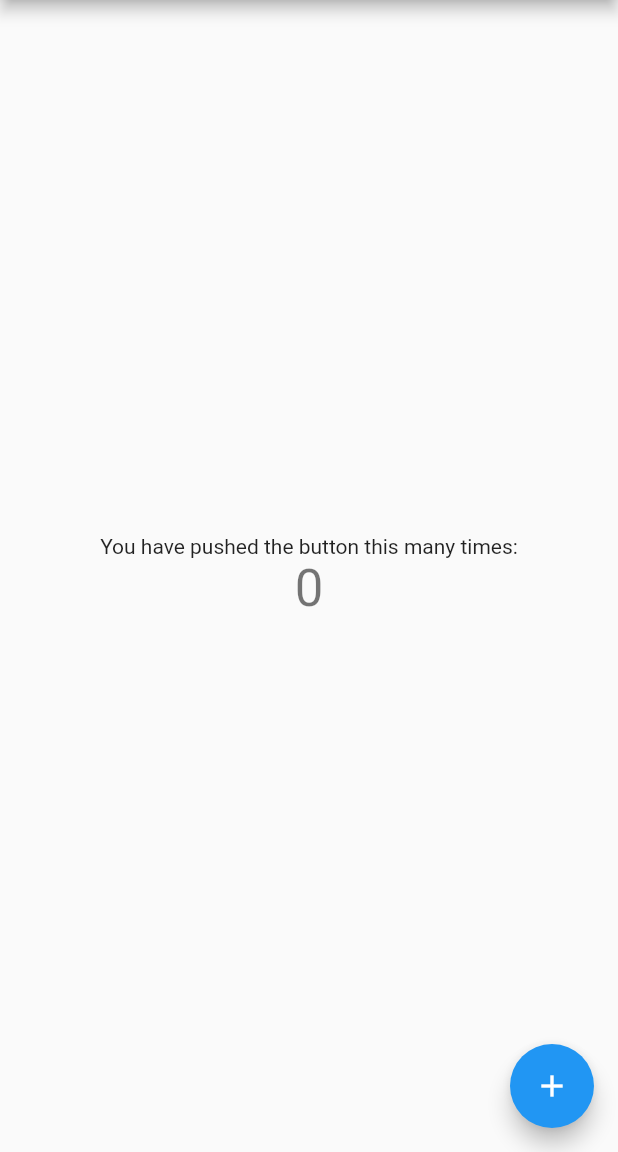
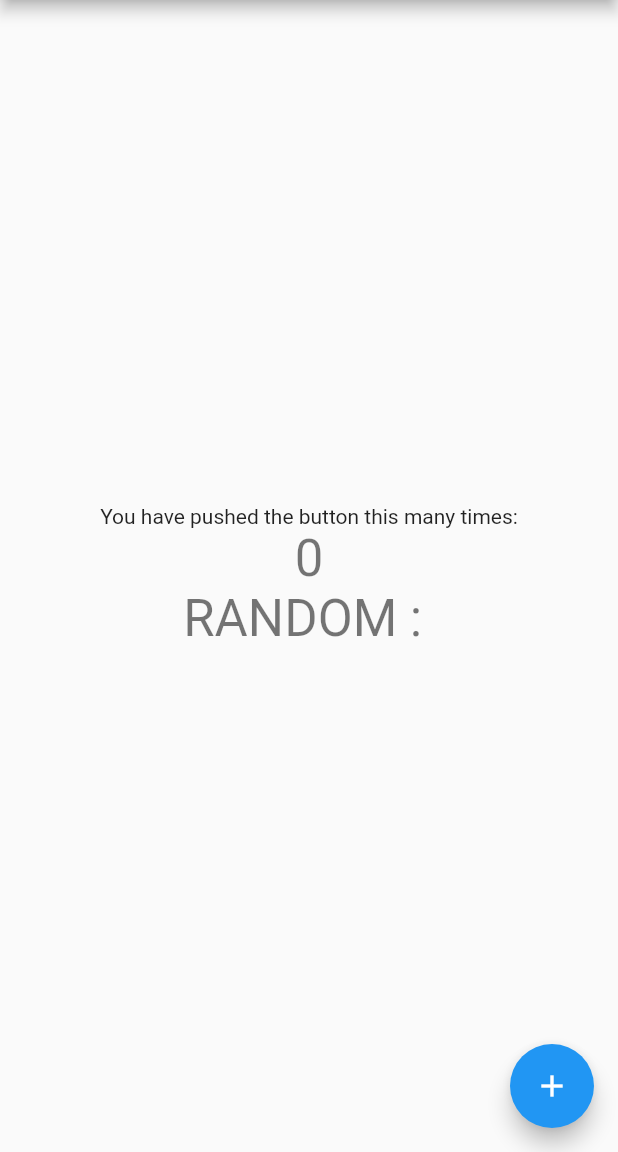
Before and after one commit to Osadakun/sample_flutter, a Flutter app: the screen it shows after launch, on a phone screen of 412 x 824 dp, the part 84-1236 px from its top. Run offline on Flutter 3.47's test engine with Material 2 defaults, Android fonts, the phone set to English and light mode, and no system bars.

```diff
--- a/sample_project/lib/main.dart
+++ b/sample_project/lib/main.dart
@@ -29,7 +29,7 @@ class MyHomePage extends StatefulWidget {
 class _MyHomePageState extends State<MyHomePage> {
   int _counter = 0;
   var intStream = StreamController<int>();
-  var stringStream = StreamController<String>();
+  var stringStream = StreamController<String>.broadcast();
   var generator = new Generator();
   var coodinator = new Coordinator();
   var consumer = new Consumer();
@@ -72,6 +72,16 @@ class _MyHomePageState extends State<MyHomePage> {
               key: Key('counter'),
               style: Theme.of(context).textTheme.headline4,
             ),
+            StreamBuilder<String>(
+              stream: stringStream.stream,
+              initialData: "",
+              builder: (context, snapshot) {
+                return Text(
+                  'RANDOM : ${snapshot.data}',
+                  style: Theme.of(context).textTheme.headline4,
+                );
+              },
+            )
           ],
         ),
       ),
```
